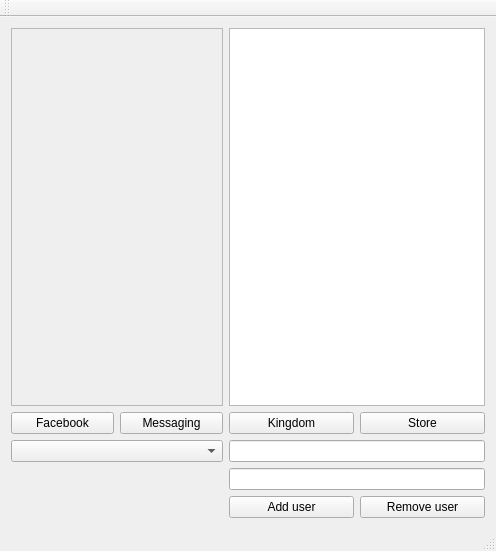
Above: DummyGui/MainWindow.ui from francescmm/DummyGuiTesting before the change. Below: the same form after it.
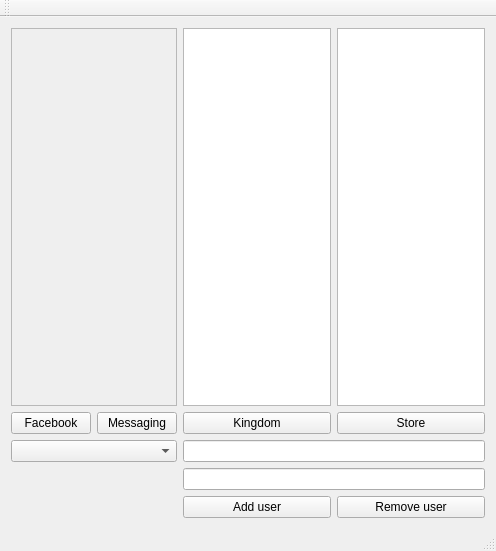
That is the form after the change. Custom widgets are drawn as their Qt base class.

Commit message: Adding test for cell celection in tables.

The edit to the form file:
```diff
--- a/DummyGui/MainWindow.ui
+++ b/DummyGui/MainWindow.ui
@@ -66,9 +66,6 @@
       </property>
      </widget>
     </item>
-    <item row="0" column="2" colspan="2">
-     <widget class="QListWidget" name="listWidget"/>
-    </item>
     <item row="4" column="2">
      <widget class="QPushButton" name="pbAddUser">
       <property name="text">
@@ -83,6 +80,12 @@
       </property>
      </widget>
     </item>
+    <item row="0" column="2">
+     <widget class="QListWidget" name="listWidget"/>
+    </item>
+    <item row="0" column="3">
+     <widget class="QTableWidget" name="tableWidget"/>
+    </item>
    </layout>
   </widget>
   <widget class="QMenuBar" name="menuBar">
```
Left out of the diff: 2 changed lines with no effect on the pictures. The commit also changes 2 other files.
